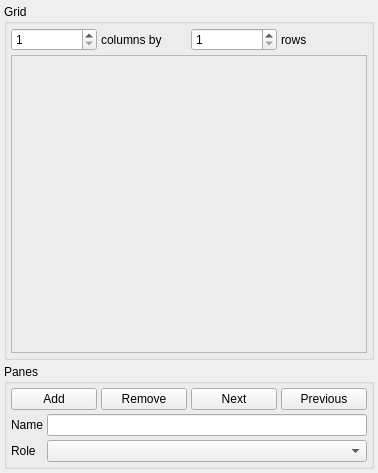
The window that src/gui/layout.ui (trisyoungs/uchroma) describes before a commit, drawn with Qt 5.
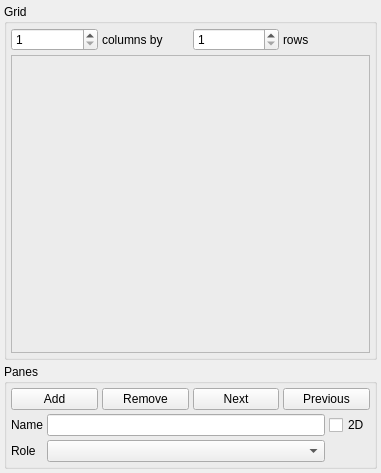
The same window after the commit. Icons and pictures are not drawn. Custom widgets are drawn as their Qt base class.

Commit message: Completed pane resizing via stretch. Added 'TwoDimensional' keyword to ViewPaneKeyword. Added basic 2D view construction (needs work).

```diff
--- a/src/gui/layout.ui
+++ b/src/gui/layout.ui
@@ -6,7 +6,7 @@
    <rect>
     <x>0</x>
     <y>0</y>
-    <width>378</width>
+    <width>381</width>
     <height>473</height>
    </rect>
   </property>
@@ -233,6 +233,13 @@
           </property>
          </widget>
         </item>
+        <item row="0" column="2">
+         <widget class="QCheckBox" name="Pane2DCheck">
+          <property name="text">
+           <string>2D</string>
+          </property>
+         </widget>
+        </item>
        </layout>
       </item>
      </layout>
```
The commit also changes 18 other files.
